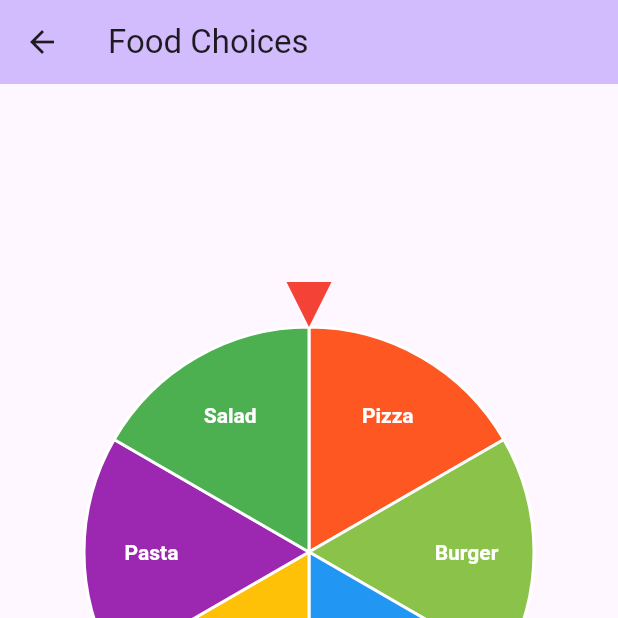
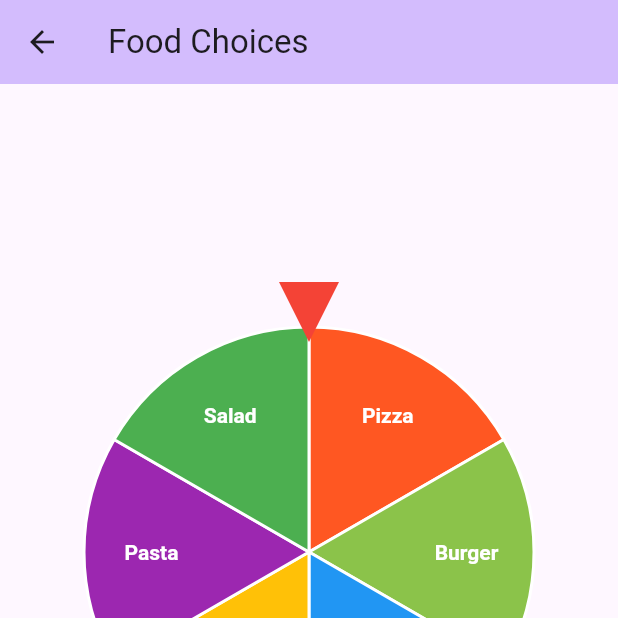
Before and after one commit to TylerDeanSmith/SpinToWin, a Flutter app: the screen it shows after launch, after a tap on an icon or button, on a phone screen of 412 x 824 dp, the top half of it. Run offline on Flutter 3.47's test engine with Material 3 defaults, Android fonts, the phone set to English and light mode, and no system bars; our stand-ins replace shared_preferences.

Commit message:
Final improvements and documentation for Spin to Win app
Co-authored-by: TylerDeanSmith <321024+TylerDeanSmith@users.noreply.github.com>

```diff
--- a/spin2win/lib/widgets/spinning_wheel.dart
+++ b/spin2win/lib/widgets/spinning_wheel.dart
@@ -56,7 +56,9 @@ class _SpinningWheelState extends State<SpinningWheel>
 
     // Calculate target rotation (multiple full rotations + result position)
     final baseRotations = 3 + random.nextDouble() * 2; // 3-5 full rotations
-    final targetAngle = baseRotations * 2 * pi + (2 * pi * _resultIndex! / widget.options.length);
+    // The pointer is at the top, so we need to adjust for which segment should be at the top
+    final segmentAngle = 2 * pi / widget.options.length;
+    final targetAngle = baseRotations * 2 * pi - (_resultIndex! * segmentAngle);
 
     _rotationAnimation = Tween<double>(
       begin: 0.0,
@@ -101,15 +103,15 @@ class _SpinningWheelState extends State<SpinningWheel>
           ),
           // Pointer
           Positioned(
-            top: 0,
+            top: 10,
             child: Container(
               width: 0,
               height: 0,
               decoration: const BoxDecoration(
                 border: Border(
-                  left: BorderSide(width: 15, color: Colors.transparent),
-                  right: BorderSide(width: 15, color: Colors.transparent),
-                  bottom: BorderSide(width: 30, color: Colors.red),
+                  left: BorderSide(width: 20, color: Colors.transparent),
+                  right: BorderSide(width: 20, color: Colors.transparent),
+                  bottom: BorderSide(width: 40, color: Colors.red),
                 ),
               ),
             ),
--- a/spin2win/pubspec.yaml
+++ b/spin2win/pubspec.yaml
@@ -10,7 +10,6 @@ dependencies:
   flutter:
     sdk: flutter
   shared_preferences: ^2.2.3
-  flutter_animation_progress_bar: ^2.3.1
 
 dev_dependencies:
   flutter_test:
```
Also changed, not shown: 1 other file.
